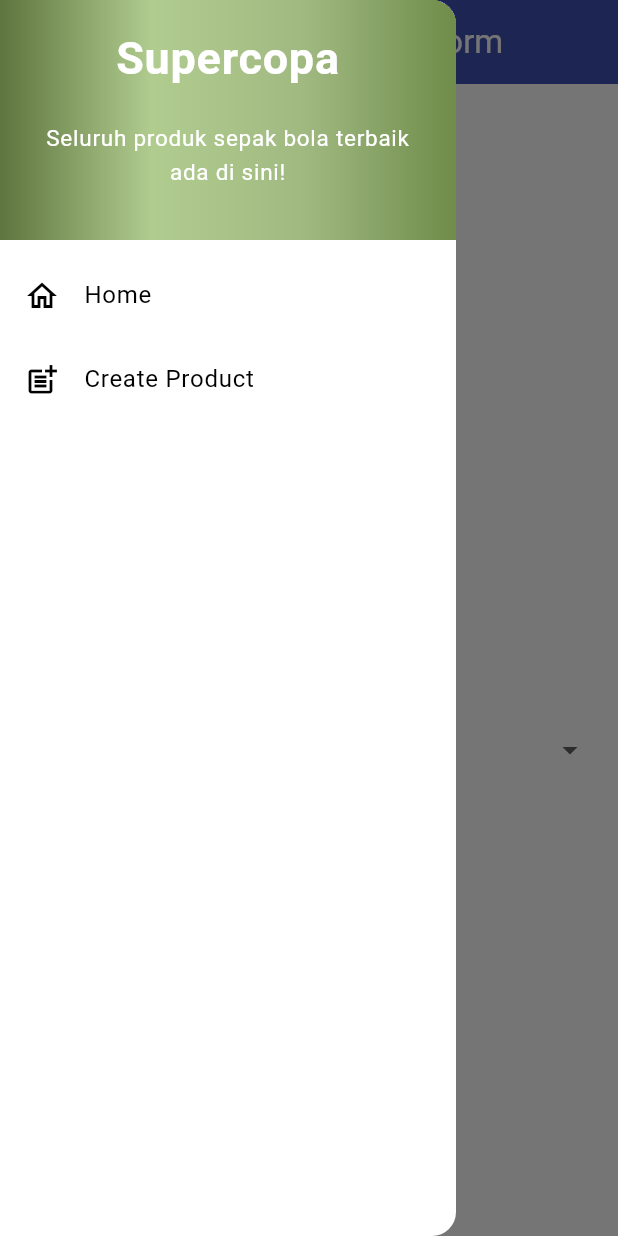
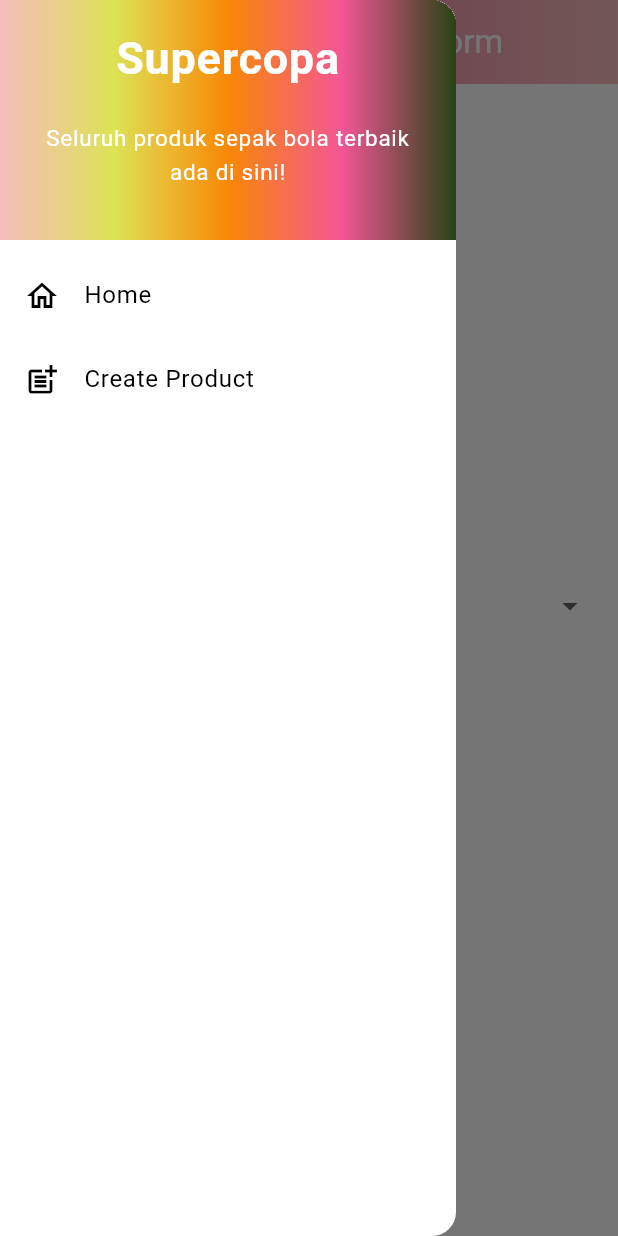
Before and after one commit to khalisharose/supercopa-mobile, a Flutter app: the ProductFormPage screen opened directly, with the side drawer open, on a phone screen of 412 x 824 dp. Run offline on Flutter 3.47's test engine with Material 3 defaults, Android fonts, the phone set to English and light mode, and no system bars.

Commit message:
Tugas 8 selesai

```diff
--- a/lib/screens/productlist_form.dart
+++ b/lib/screens/productlist_form.dart
@@ -1,6 +1,5 @@
 import 'package:flutter/material.dart';
 import 'package:supercopa/widgets/left_drawer.dart';
-
 
 class ProductFormPage extends StatefulWidget {
   const ProductFormPage({super.key});
@@ -10,14 +9,13 @@
 }
 
 class _ProductFormPageState extends State<ProductFormPage> {
-
   final _formKey = GlobalKey<FormState>();
   String _name = "";
   String _description = "";
   int _price = 0;
-    String _category = "shoes"; // default
+  String _category = "shoes";
   String _thumbnail = "";
-    bool _isFeatured = false; // default
+  bool _isFeatured = false;
 
   final List<String> _categories = [
     'shoes',
@@ -35,16 +33,28 @@
             'Create Product Form',
           ),
         ),
-            backgroundColor: Colors.indigo,
+        // Gradasi pink fanta -> pink soft
+        flexibleSpace: Container(
+          decoration: const BoxDecoration(
+            gradient: LinearGradient(
+              colors: [
+                Color(0xFFF35695),
+                Color(0xFFF8BDBD),
+              ],
+              begin: Alignment.centerLeft,
+              end: Alignment.centerRight,
+            ),
+          ),
+        ),
         foregroundColor: Colors.white,
       ),
-          drawer: LeftDrawer(),
+      drawer: const LeftDrawer(),
       body: Form(
         key: _formKey,
         child: SingleChildScrollView(
           child: Column(
             crossAxisAlignment: CrossAxisAlignment.start,
-                children:[
+            children: [
               // === NAME ===
               Padding(
                 padding: const EdgeInsets.all(8.0),
@@ -52,6 +62,12 @@
                   decoration: InputDecoration(
                     hintText: "Nama Produk",
                     labelText: "Nama Produk",
+                    labelStyle: const TextStyle(color: Color(0xFFF35695)),
+                    focusedBorder: OutlineInputBorder(
+                      borderSide:
+                          const BorderSide(color: Color(0xFFF35695), width: 2),
+                      borderRadius: BorderRadius.circular(5.0),
+                    ),
                     border: OutlineInputBorder(
                       borderRadius: BorderRadius.circular(5.0),
                     ),
@@ -77,6 +93,12 @@
                   decoration: InputDecoration(
                     hintText: "Deskripsi Produk",
                     labelText: "Deskripsi Produk",
+                    labelStyle: const TextStyle(color: Color(0xFFF35695)),
+                    focusedBorder: OutlineInputBorder(
+                      borderSide:
+                          const BorderSide(color: Color(0xFFF8BDBD), width: 2),
+                      borderRadius: BorderRadius.circular(5.0),
+                    ),
                     border: OutlineInputBorder(
                       borderRadius: BorderRadius.circular(5.0),
                     ),
@@ -98,10 +120,15 @@
               Padding(
                 padding: const EdgeInsets.all(8.0),
                 child: TextFormField(
-                      maxLines: 5,
                   decoration: InputDecoration(
                     hintText: "Harga Produk",
                     labelText: "Harga Produk",
+                    labelStyle: const TextStyle(color: Color(0xFFF35695)),
+                    focusedBorder: OutlineInputBorder(
+                      borderSide:
+                          const BorderSide(color: Color(0xFFF98805), width: 2),
+                      borderRadius: BorderRadius.circular(5.0),
+                    ),
                     border: OutlineInputBorder(
                       borderRadius: BorderRadius.circular(5.0),
                     ),
@@ -109,8 +136,6 @@
                   keyboardType: TextInputType.number,
                   onChanged: (String? value) {
                     setState(() {
-                          // kalau angka, ubah ke int
-                          // kalau bukan angka, ubah ke 0
                       _price = int.tryParse(value ?? '') ?? 0;
                     });
                   },
@@ -128,12 +153,13 @@
                   },
                 ),
               ),
-                  // === Category ===
+              // === CATEGORY ===
               Padding(
                 padding: const EdgeInsets.all(8.0),
                 child: DropdownButtonFormField<String>(
                   decoration: InputDecoration(
                     labelText: "Kategori",
+                    labelStyle: const TextStyle(color: Color(0xFFF35695)),
                     border: OutlineInputBorder(
                       borderRadius: BorderRadius.circular(5.0),
                     ),
@@ -153,13 +179,19 @@
                   },
                 ),
               ),
-                  // === Thumbnail URL ===
+              // === THUMBNAIL URL ===
               Padding(
                 padding: const EdgeInsets.all(8.0),
                 child: TextFormField(
                   decoration: InputDecoration(
                     hintText: "URL Thumbnail (opsional)",
                     labelText: "URL Thumbnail",
+                    labelStyle: const TextStyle(color: Color(0xFFF35695)),
+                    focusedBorder: OutlineInputBorder(
+                      borderSide:
+                          const BorderSide(color: Color(0xFFF8BDBD), width: 2),
+                      borderRadius: BorderRadius.circular(5.0),
+                    ),
                     border: OutlineInputBorder(
                       borderRadius: BorderRadius.circular(5.0),
                     ),
@@ -170,27 +202,26 @@
                     });
                   },
                   validator: (String? value) {
-                        // Boleh kosong (karena opsional)
                     if (value == null || value.isEmpty) return null;
-
-                        // Cek format URL
                     final urlPattern =
                         r'^(https?:\/\/)?([\w\-])+\.{1}([a-zA-Z]{2,63})([\/\w\-\.\?\=\&\#]*)*\/?$';
                     final result = RegExp(urlPattern).hasMatch(value);
-
                     if (!result) {
                       return "Masukkan URL yang valid (contoh: https://example.com)";
                     }
-
                     return null;
                   },
                 ),
               ),
-                  // === Is Featured ===
+              // === IS FEATURED ===
               Padding(
                 padding: const EdgeInsets.all(8.0),
                 child: SwitchListTile(
-                      title: const Text("Tandai sebagai Produk Unggulan"),
+                  title: const Text(
+                    "Tandai sebagai Produk Unggulan",
+                    style: TextStyle(color: Color(0xFFF35695)),
+                  ),
+                  activeColor: const Color(0xFFF35695),
                   value: _isFeatured,
                   onChanged: (bool value) {
                     setState(() {
@@ -199,15 +230,20 @@
                   },
                 ),
               ),
-                  // === Tombol Simpan ===
+              // === SAVE BUTTON ===
               Align(
                 alignment: Alignment.bottomCenter,
                 child: Padding(
                   padding: const EdgeInsets.all(8.0),
                   child: ElevatedButton(
-                        style: ButtonStyle(
-                          backgroundColor:
-                              MaterialStateProperty.all(Colors.indigo),
+                    style: ElevatedButton.styleFrom(
+                      backgroundColor: const Color(0xFFF98805),
+                      foregroundColor: Colors.white,
+                      shape: RoundedRectangleBorder(
+                        borderRadius: BorderRadius.circular(8),
+                      ),
+                      padding: const EdgeInsets.symmetric(
+                          horizontal: 24, vertical: 12),
                     ),
                     onPressed: () {
                       if (_formKey.currentState!.validate()) {
@@ -215,7 +251,8 @@
                           context: context,
                           builder: (context) {
                             return AlertDialog(
-                                  title: const Text('Produk berhasil disimpan!'),
+                              title:
+                                  const Text('Produk berhasil disimpan!'),
                               content: SingleChildScrollView(
                                 child: Column(
                                   crossAxisAlignment:
@@ -247,7 +284,8 @@
                     },
                     child: const Text(
                       "Save",
-                          style: TextStyle(color: Colors.white),
+                      style: TextStyle(
+                          color: Colors.white, fontWeight: FontWeight.bold),
                     ),
                   ),
                 ),
@@ -255,7 +293,7 @@
             ],
           ),
         ),
-          )
+      ),
     );
   }
 }
--- a/lib/widgets/left_drawer.dart
+++ b/lib/widgets/left_drawer.dart
@@ -1,7 +1,6 @@
 import 'package:flutter/material.dart';
 import 'package:supercopa/screens/menu.dart';
 import 'package:supercopa/screens/productlist_form.dart';
-
 
 class LeftDrawer extends StatelessWidget {
   const LeftDrawer({super.key});
@@ -15,10 +14,11 @@
             decoration: BoxDecoration(
               gradient: LinearGradient(
                 colors: [
-                  Color(0xFF5D753E),
-                  Color(0xFFB1CC8F),
-                  Color(0xFFA0B981),
-                  Color(0xFF6F8C4A),
+                  Color(0xFFF8BDBD),
+                  Color(0xFFDDE255),
+                  Color(0xFFF98805),
+                  Color(0xFFF35695),
+                  Color(0xFF264414),
                 ],
                 begin: Alignment.centerLeft,
                 end: Alignment.centerRight,
@@ -36,7 +36,8 @@
                   ),
                 ),
                 Padding(padding: EdgeInsets.all(10)),
-              Text("Seluruh produk sepak bola terbaik ada di sini!",
+                Text(
+                  "Seluruh produk sepak bola terbaik ada di sini!",
                   textAlign: TextAlign.center,
                   style: TextStyle(
                     fontSize: 15,
@@ -50,25 +51,25 @@
           ListTile(
             leading: const Icon(Icons.home_outlined),
             title: const Text('Home'),
-            // Bagian redirection ke MyHomePage
             onTap: () {
               Navigator.pushReplacement(
                 context,
                 MaterialPageRoute(
                   builder: (context) => MyHomePage(),
-                  ));
+                ),
+              );
             },
           ),
           ListTile(
             leading: const Icon(Icons.post_add),
             title: const Text('Create Product'),
-            // Bagian redirection ke ProductFormPage
             onTap: () {
               Navigator.pushReplacement(
                 context,
                 MaterialPageRoute(
                   builder: (context) => ProductFormPage(),
-                  ));
+                ),
+              );
             },
           ),
         ],
```
Also changed, not shown: 1 other file. Lines whose indentation alone changed are shown as unchanged.
